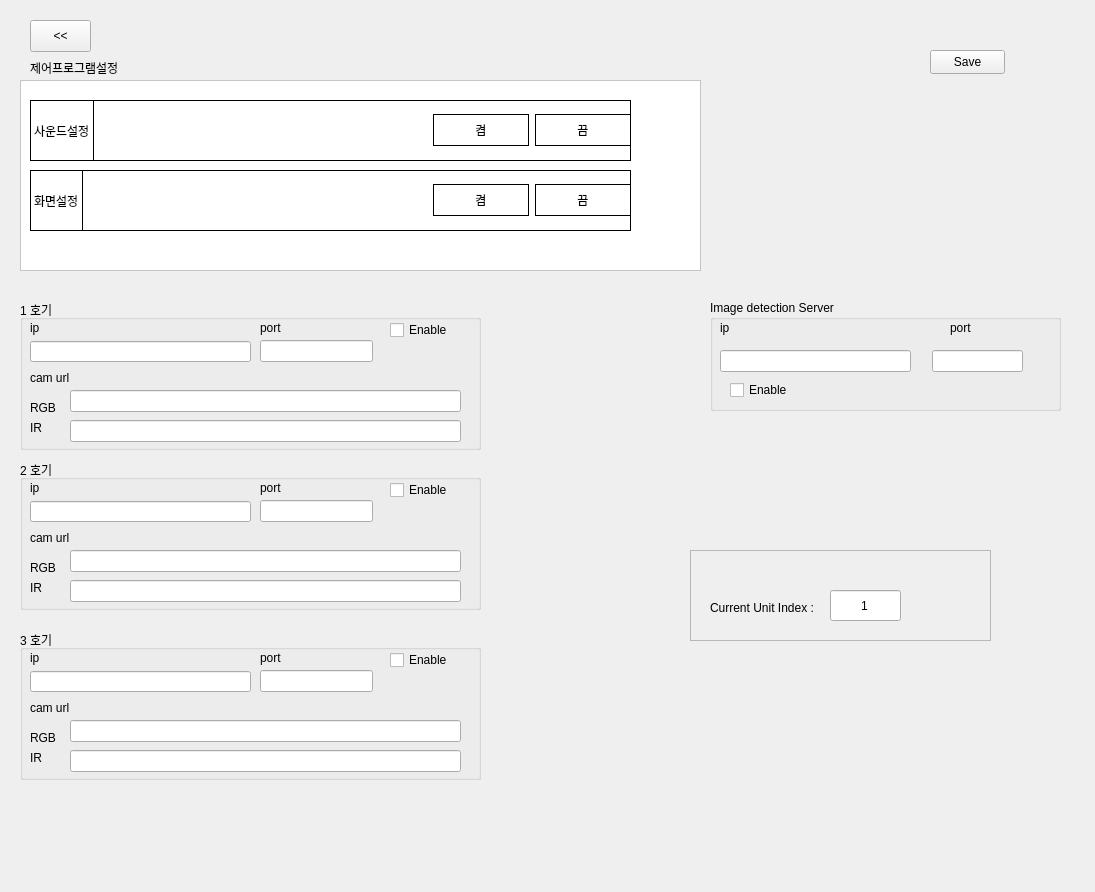
Before: the Qt Designer form UITool/UI/setupForm.ui in gearssoft/nagibot, drawn with Qt 5.
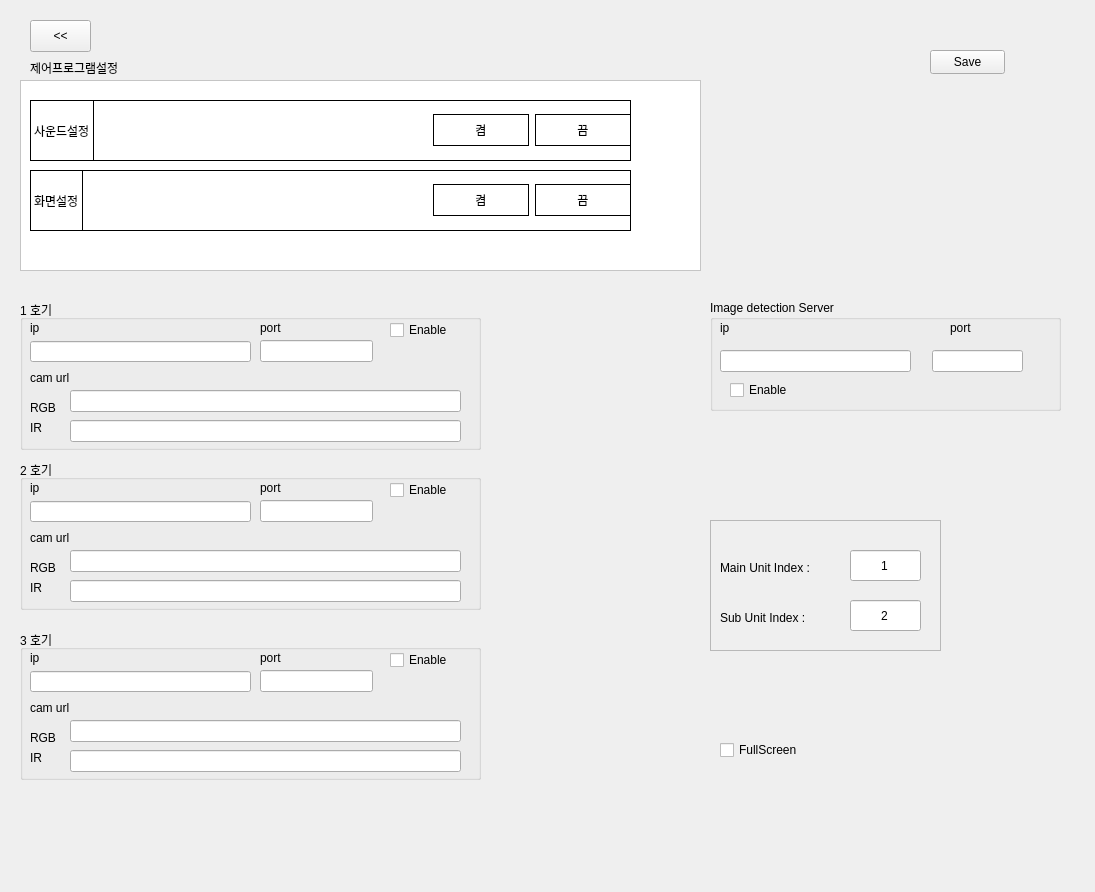
After: the same form once the commit is applied.

Patch:
```diff
--- a/UITool/UI/setupForm.ui
+++ b/UITool/UI/setupForm.ui
@@ -663,10 +663,10 @@
   <widget class="QFrame" name="frameUnitSlect">
    <property name="geometry">
     <rect>
-     <x>690</x>
-     <y>550</y>
-     <width>301</width>
-     <height>91</height>
+     <x>710</x>
+     <y>520</y>
+     <width>231</width>
+     <height>131</height>
     </rect>
    </property>
    <property name="frameShape">
@@ -678,21 +678,21 @@
    <widget class="QLabel" name="label_6">
     <property name="geometry">
      <rect>
-      <x>20</x>
-      <y>50</y>
-      <width>121</width>
-      <height>16</height>
-     </rect>
-    </property>
-    <property name="text">
-     <string>Current Unit Index :</string>
-    </property>
-   </widget>
-   <widget class="QLineEdit" name="lineEditSelectUnitIndex">
-    <property name="geometry">
-     <rect>
-      <x>140</x>
+      <x>10</x>
       <y>40</y>
+      <width>121</width>
+      <height>16</height>
+     </rect>
+    </property>
+    <property name="text">
+     <string>Main Unit Index :</string>
+    </property>
+   </widget>
+   <widget class="QLineEdit" name="lineEditSelectUnitIndex">
+    <property name="geometry">
+     <rect>
+      <x>140</x>
+      <y>30</y>
       <width>71</width>
       <height>31</height>
      </rect>
@@ -704,6 +704,48 @@
      <set>Qt::AlignmentFlag::AlignCenter</set>
     </property>
    </widget>
+   <widget class="QLineEdit" name="lineEditSelectUnitIndex_Sub">
+    <property name="geometry">
+     <rect>
+      <x>140</x>
+      <y>80</y>
+      <width>71</width>
+      <height>31</height>
+     </rect>
+    </property>
+    <property name="text">
+     <string>2</string>
+    </property>
+    <property name="alignment">
+     <set>Qt::AlignmentFlag::AlignCenter</set>
+    </property>
+   </widget>
+   <widget class="QLabel" name="label_8">
+    <property name="geometry">
+     <rect>
+      <x>10</x>
+      <y>90</y>
+      <width>121</width>
+      <height>16</height>
+     </rect>
+    </property>
+    <property name="text">
+     <string>Sub Unit Index :</string>
+    </property>
+   </widget>
+  </widget>
+  <widget class="QCheckBox" name="checkBox_fullScreen">
+   <property name="geometry">
+    <rect>
+     <x>720</x>
+     <y>740</y>
+     <width>79</width>
+     <height>20</height>
+    </rect>
+   </property>
+   <property name="text">
+    <string>FullScreen</string>
+   </property>
   </widget>
  </widget>
  <resources/>
```
